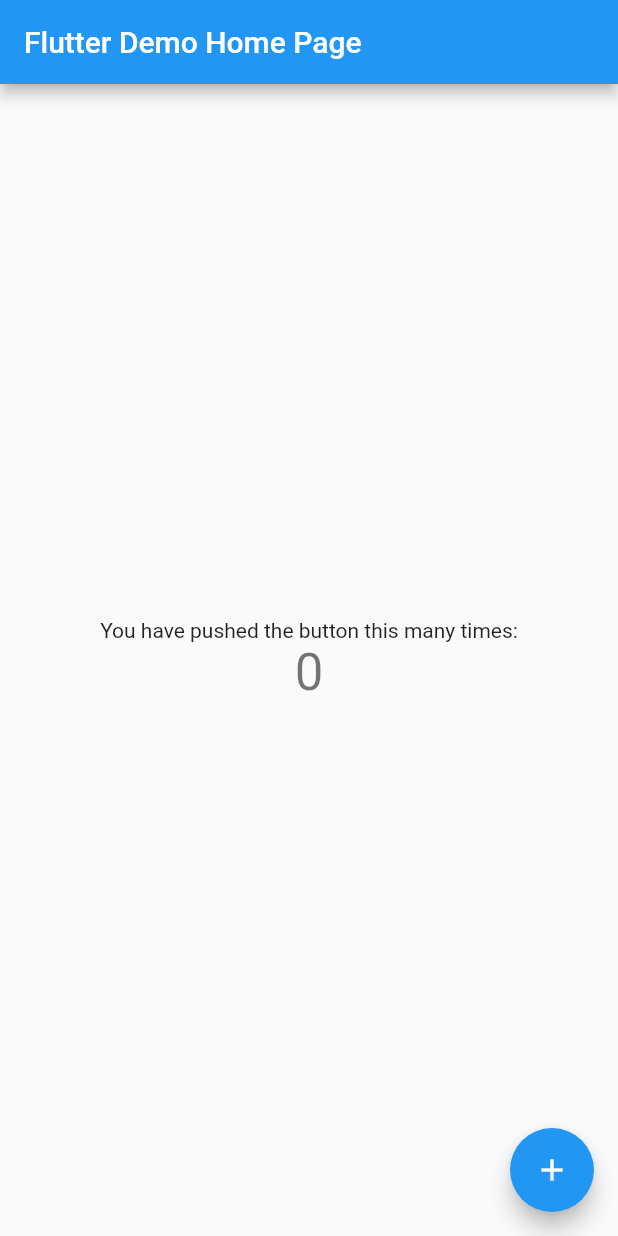
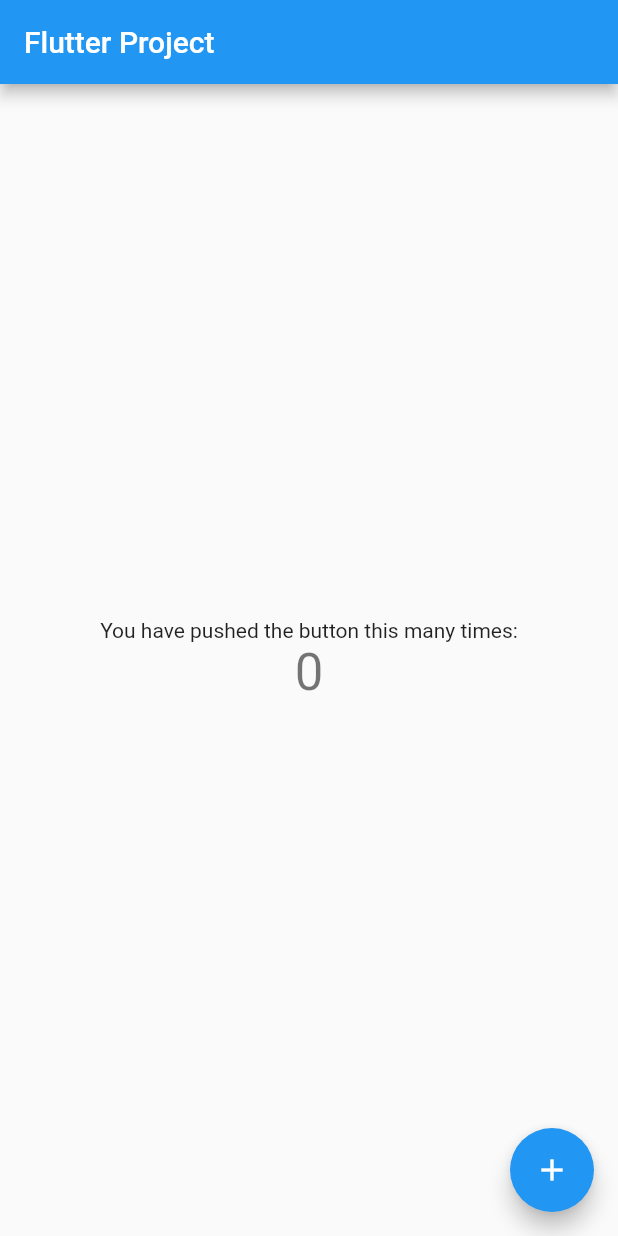
Before and after one commit to SNPlus/2-2022-ITDS283-Project, a Flutter app: the screen it shows after launch, on a phone screen of 412 x 824 dp. Run offline on Flutter 3.47's test engine with Material 2 defaults, Android fonts, the phone set to English and light mode, and no system bars.

Commit message:
Update main.dart

```diff
--- a/itds283_travel_naja_project/lib/main.dart
+++ b/itds283_travel_naja_project/lib/main.dart
@@ -24,7 +24,7 @@ class MyApp extends StatelessWidget {
         // is not restarted.
         primarySwatch: Colors.blue,
       ),
-      home: const MyHomePage(title: 'Flutter Demo Home Page'),
+      home: const MyHomePage(title: 'Flutter Project'),
     );
   }
 }
```
